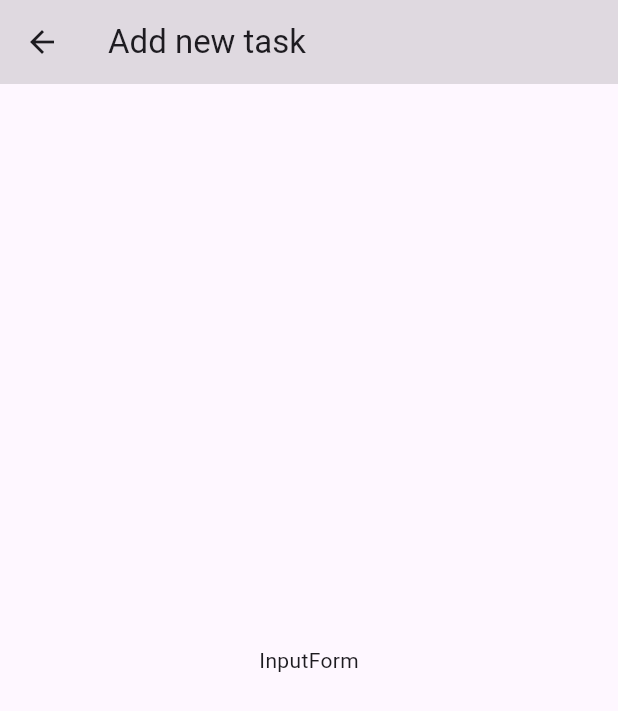
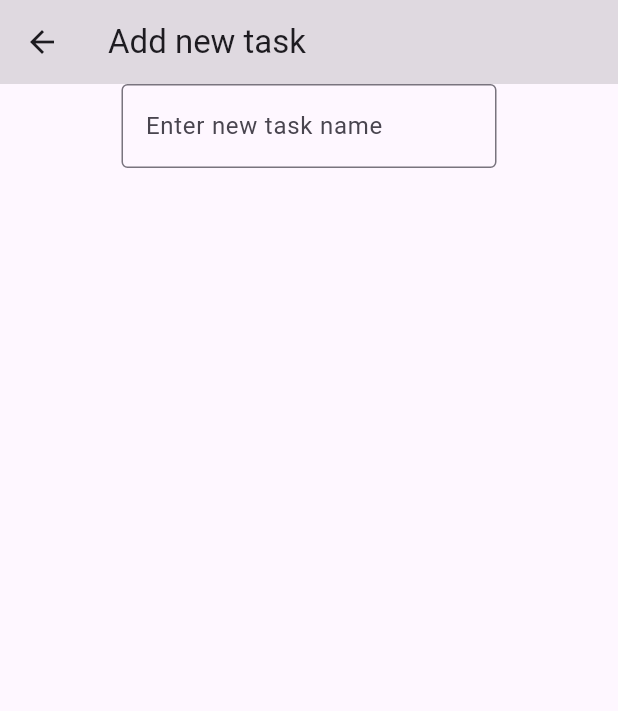
Before and after one commit to y-ma3/routine-app, a Flutter app: the InputForm screen opened directly, on a phone screen of 412 x 824 dp. Shown: the top 711 px of the screen. Run offline on Flutter 3.47's test engine with Material 3 defaults, Android fonts, the phone set to English and light mode, and no system bars; generated files the repository leaves out were written again.

Commit message:
feat: 新規タスク追加画面にテキストフィールドを追加

```diff
--- /dev/null
+++ b/lib/component/text_field.dart
@@ -0,0 +1,30 @@
+import 'package:flutter/material.dart';
+
+class MyTextField extends StatefulWidget {
+  const MyTextField({super.key});
+
+  @override
+  // ignore: library_private_types_in_public_api, no_logic_in_create_state
+  _MyTextFieldState createState() => _MyTextFieldState();
+}
+
+class _MyTextFieldState extends State<MyTextField> {
+  final TextEditingController _controller = TextEditingController();
+
+  @override
+  void dispose() {
+    _controller.dispose();
+    super.dispose();
+  }
+
+  @override
+  Widget build(BuildContext context) {
+    return TextField(
+      controller: _controller,
+      decoration: const InputDecoration(
+        labelText: 'Enter new task name',
+        border: OutlineInputBorder(),
+      ),
+    );
+  }
+}
--- a/lib/view/input_form/input_form_view.dart
+++ b/lib/view/input_form/input_form_view.dart
@@ -1,5 +1,6 @@
 import 'package:flutter/material.dart';
 import 'package:flutter_gen/gen_l10n/app_localizations.dart';
+import 'package:routine_app/component/text_field.dart';
 
 class InputForm extends StatelessWidget {
   const InputForm({Key? key}) : super(key: key);
@@ -7,12 +8,20 @@ class InputForm extends StatelessWidget {
   @override
   Widget build(BuildContext context) {
     return Scaffold(
-        appBar: AppBar(
-          title: Text(AppLocalizations.of(context)!.inputFormTitle),
-          backgroundColor: Colors.black12,
+      appBar: AppBar(
+        title: Text(AppLocalizations.of(context)!.inputFormTitle),
+        backgroundColor: Colors.black12,
+      ),
+      body: const Center(
+        child: Column(
+          children: [
+            SizedBox(
+              width: 250,
+              child: MyTextField(),
+            ),
+          ],
         ),
-        body: const Center(
-          child: Text('InputForm'),
-        ));
+      ),
+    );
   }
 }
```
